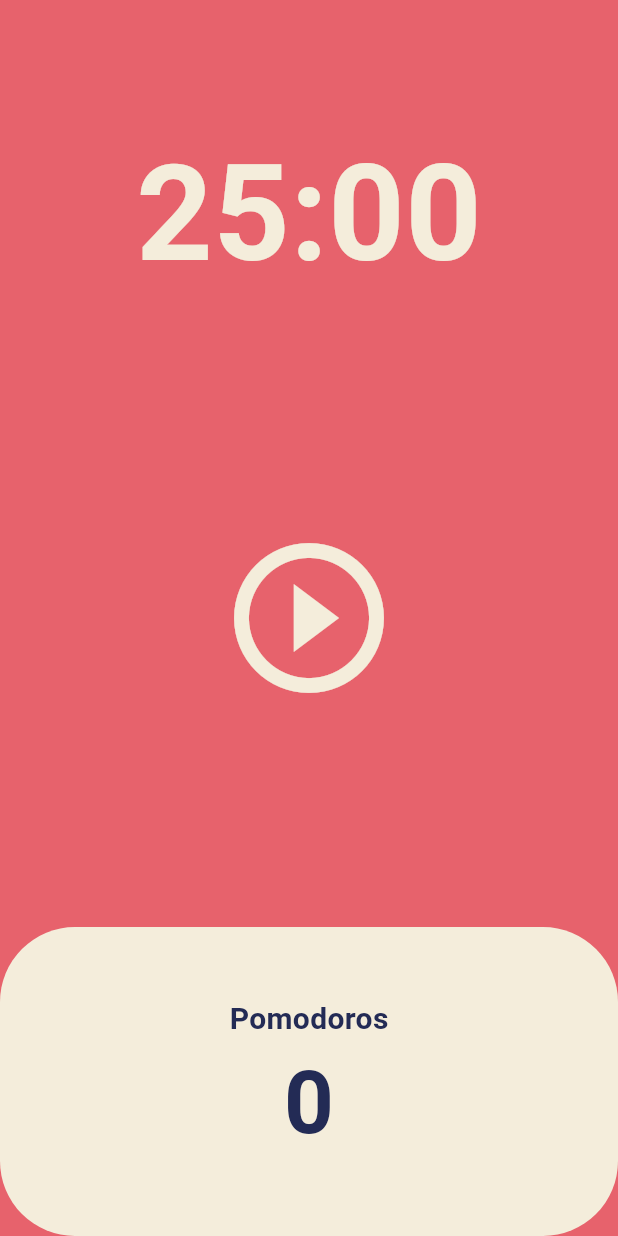
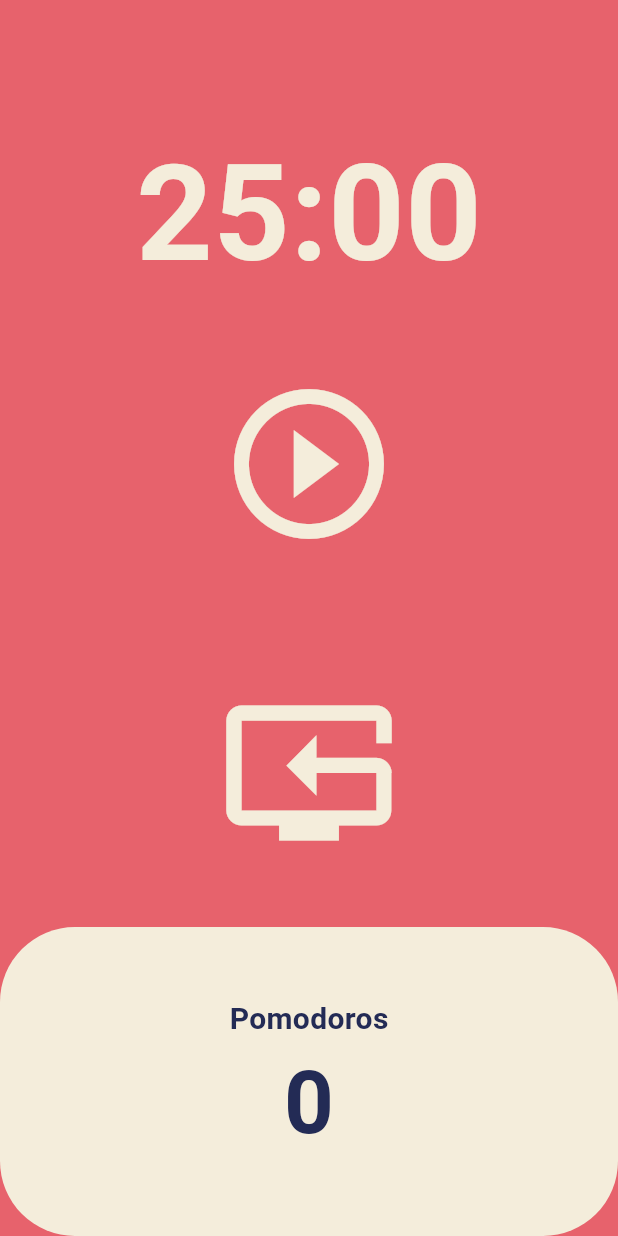
Before and after one commit to jaychang99/flutter-webtoon, a Flutter app: the screen it shows after launch, on a phone screen of 412 x 824 dp. Run offline on Flutter 3.47's test engine with Material 3 defaults, Android fonts, the phone set to English and light mode, and no system bars.

Commit message:
feat(5.4): 포모도로 reset 버튼 추가

```diff
--- a/lib/screens/home_screeen.dart
+++ b/lib/screens/home_screeen.dart
@@ -50,6 +50,15 @@ class _HomeScreenState extends State<HomeScreen> {
     return duration.toString().split(".").first.substring(2, 7);
   }
 
+  void onResetPressed() {
+    setState(() {
+      totalSeconds = pomodoroTimeInSeconds;
+      totalPomodoros = 0;
+      isRunning = false;
+    });
+    timer.cancel();
+  }
+
   @override
   Widget build(BuildContext context) {
     return Scaffold(
@@ -71,7 +80,7 @@ class _HomeScreenState extends State<HomeScreen> {
             ),
           ),
           Flexible(
-              flex: 2,
+              flex: 1,
               child: Center(
                   child: IconButton(
                 iconSize: 120,
@@ -81,6 +90,17 @@ class _HomeScreenState extends State<HomeScreen> {
                     : Icons.play_circle_outline),
                 onPressed: isRunning ? onPausePressed : onStartPressed,
               ))),
+          Flexible(
+            flex: 1,
+            child: Center(
+              child: IconButton(
+                iconSize: 120,
+                color: Theme.of(context).cardColor,
+                icon: const Icon(Icons.reset_tv),
+                onPressed: onResetPressed,
+              ),
+            ),
+          ),
           Flexible(
             flex: 1,
             child: Row(
```
